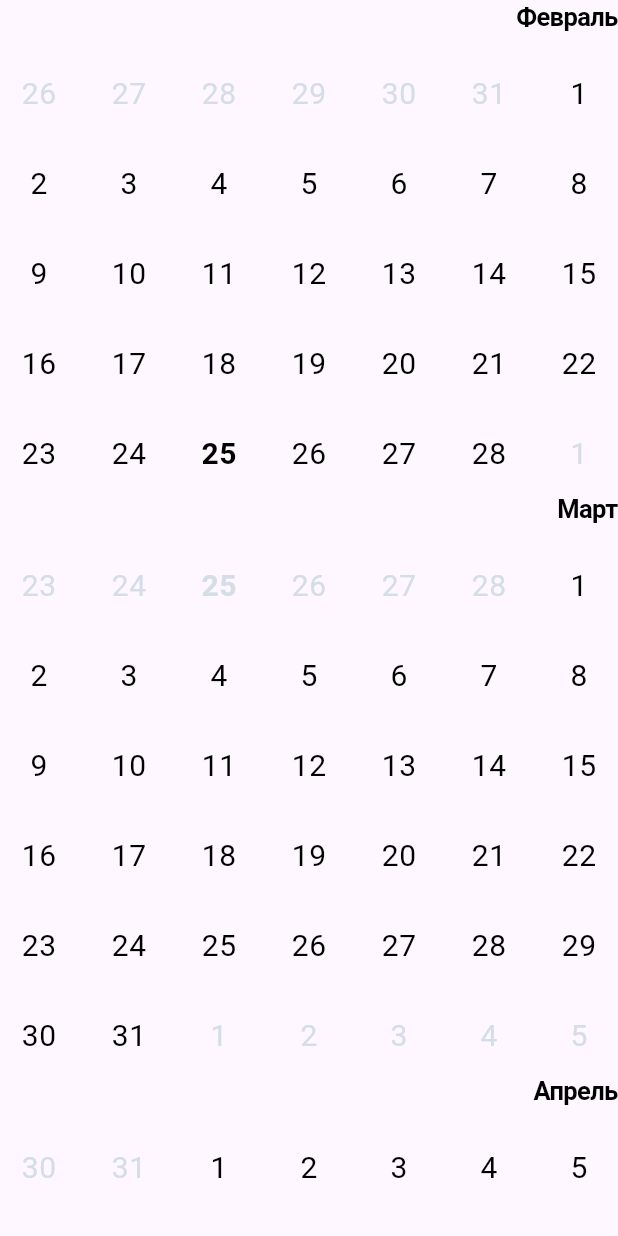
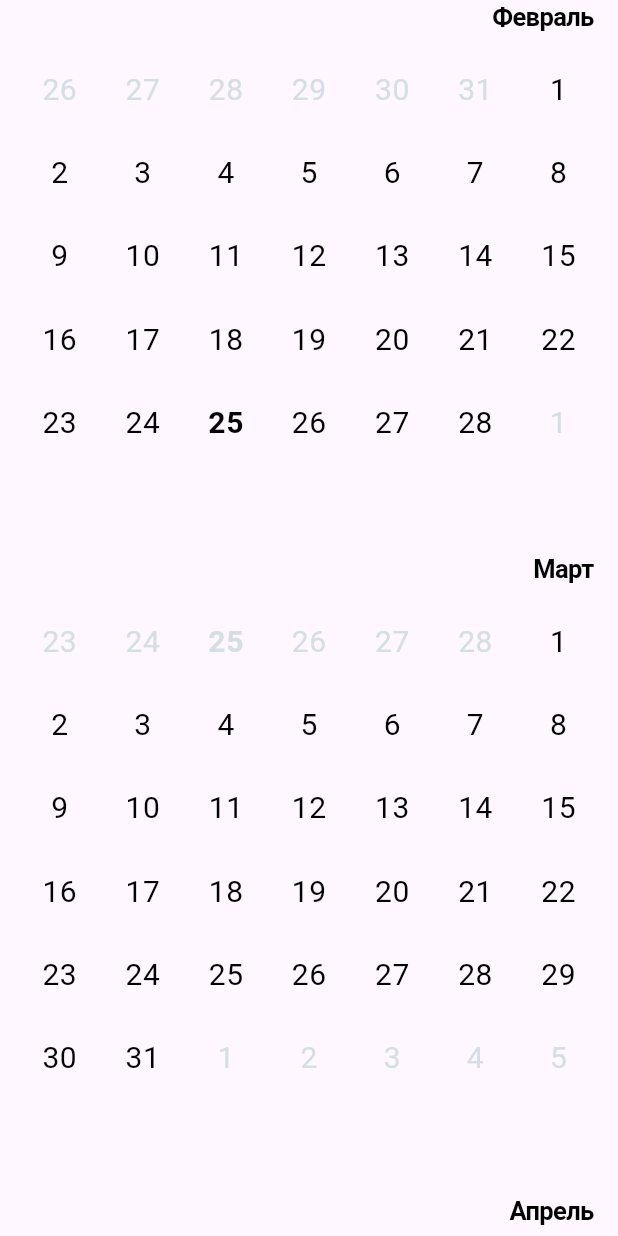
Before and after one commit to AppCraftTeam/appcraft-ui-calendar-flutter, a Flutter app: the screen it shows after launch, on a phone screen of 412 x 824 dp. Run offline on Flutter 3.47's test engine with Material 3 defaults, Android fonts, the phone set to English and light mode, and no system bars.

Commit message:
Add spacing and padding support to ACScrollView, track data source boundaries (0.0.16)
Co-Authored-By: Claude Opus 4.6 <noreply@anthropic.com>

```diff
--- a/example/lib/main.dart
+++ b/example/lib/main.dart
@@ -49,7 +49,7 @@ final class MainPage extends StatelessWidget {
     final now = DateTime.now();
 
     final range = ACDateRange(
-      min: DateTime(now.year - 100, 1, 1),
+      min: DateTime(now.year - 1, 1, 1),
       max: DateTime(now.year, 12, 31),
     );
 
@@ -59,77 +59,6 @@ final class MainPage extends StatelessWidget {
 
         ACVerticalCalendarWidget(range: range)
         // ACPagesCalendarWidget(range: range,)
-
-        // ACScrollView(
-        //   controller: ACScrollViewController(),
-        //   dataSource: ACDefaultScrollViewDataSource(
-        //     initialItem: 0,
-        //     onBefore: (item) => item > -20 ? item - 1 : null,
-        //     onAfter: (item) => item < 20 ? item + 1 : null,
-        //   ),
-        //   itemExtentBuilder: (item) => MediaQuery.of(context).size.width,
-        //   onVisibleItemChanged: (item) {
-        //     print('!!! $item');
-        //   },
-        //   physics: const BouncingScrollPhysics(),
-        //   scrollDirection: Axis.vertical,
-        //   itemBuilder: (context, item) => Container(
-        //     padding: const EdgeInsets.all(4),
-        //     height: MediaQuery.of(context).size.width,
-        //     child: Container(
-        //       color: Colors.red.withValues(alpha: .2),
-        //       child: Center(
-        //         child: Text(item.toString()),
-        //       ),
-        //     ),
-        //   ),
-        // )
-
-
-        // ACCalendarWidget.pages(
-        //   range: range,
-        // )
-
-        // ACVerticalCalendarWidget(
-        //   range: range,
-        //   initialMonth: DateTime.now(),
-        // )
-
-
-      //   Padding(
-      //     padding: const EdgeInsets.all(16),
-      //     child: Column(
-      //       spacing: 8,
-      //       children: [
-      //         ACCalendarCard(
-      //           range: range,
-      //           selectController: ACCalendarMultiSelectController(
-      //             // onChanged: (selected) {
-      //             //   print('!!! $selected');
-      //             // },
-      //           ),
-      //           // selectController: ACCalendarSingleSelectController(
-      //           //   onChanged: (selected) {
-      //           //     print('!!! $selected');
-      //           //   },
-      //           // ),
-      //           // selectController: ACCalendarRangeSelectController(
-      //             // onChanged: (selected) {
-      //             //   print('!!! $selected');
-      //             // },
-      //           // ),
-      //         ),
-
-      //         ElevatedButton(
-      //           onPressed: () => ACCalendarHorizontalSheet.show(
-      //             context,
-      //             range: range
-      //           ),
-      //           child: const Text('Show bottom sheet'),
-      //         )
-      //       ]
-      //     ),
-      //   )
       ),
     );
   }
--- a/example/lib/presentation/src/widgets/src/calendar/src/ac_vertical_calendar_widget.dart
+++ b/example/lib/presentation/src/widgets/src/calendar/src/ac_vertical_calendar_widget.dart
@@ -156,6 +156,8 @@ class _ACVerticalCalendarWidgetState extends State<ACVerticalCalendarWidget> {
         builder: (context, constraints) => ACScrollView<DateTime>(
           controller: _scrollViewController,
           dataSource: _scrollViewDataSource,
+          spacing: 40,
+          padding: const EdgeInsets.all(16),
           itemExtentBuilder: (monthDate) =>
             ACTitledMonthWidget.headerHeight +
             ACTitledMonthWidget.spacing +
--- a/example/lib/presentation/src/widgets/src/scroll_view/src/ac_scroll_view.dart
+++ b/example/lib/presentation/src/widgets/src/scroll_view/src/ac_scroll_view.dart
@@ -11,6 +11,7 @@ class ACScrollView<T> extends StatefulWidget {
     required this.itemBuilder,
     this.onVisibleItemChanged,
     this.padding,
+    this.spacing = 0,
     this.physics,
     this.scrollDirection,
     super.key,
@@ -31,6 +32,7 @@ class ACScrollView<T> extends StatefulWidget {
   final void Function(T item)? onVisibleItemChanged;
 
   final EdgeInsetsGeometry? padding;
+  final double spacing;
   final ScrollPhysics? physics;
   final Axis? scrollDirection;
 
@@ -40,6 +42,9 @@ class ACScrollView<T> extends StatefulWidget {
 
 class _ACScrollViewState<T> extends State<ACScrollView<T>> {
   final _centerKey = GlobalKey();
+
+  Axis get _scrollDirection => widget.scrollDirection ?? Axis.vertical;
+  bool get _isVertical => _scrollDirection == Axis.vertical;
 
   @override
   void initState() {
@@ -79,6 +84,7 @@ class _ACScrollViewState<T> extends State<ACScrollView<T>> {
     widget.controller.attachDataSource(
       widget.dataSource,
       itemExtentBuilder: widget.itemExtentBuilder,
+      spacing: widget.spacing,
       onVisibleItemChanged: widget.onVisibleItemChanged,
     );
 
@@ -87,33 +93,96 @@ class _ACScrollViewState<T> extends State<ACScrollView<T>> {
     setState(() {});
   }
 
+  Widget _buildItem(T item, {bool skipSpacing = false}) {
+    final child = widget.itemBuilder(context, item);
+    if (widget.spacing <= 0 || skipSpacing) return child;
+
+    return Padding(
+      padding: _isVertical
+          ? EdgeInsets.only(bottom: widget.spacing)
+          : EdgeInsetsDirectional.only(end: widget.spacing),
+      child: child,
+    );
+  }
+
   @override
-  Widget build(BuildContext context) =>
-    CustomScrollView(
+  Widget build(BuildContext context) {
+    final padding = widget.padding?.resolve(Directionality.of(context)) ??
+      EdgeInsets.zero;
+
+    final crossAxis = _isVertical ?
+      EdgeInsets.only(
+        left: padding.left,
+        right: padding.right
+      ) :
+      EdgeInsets.only(
+        top: padding.top,
+        bottom: padding.bottom
+      );
+
+    final beforePadding = crossAxis + (_isVertical ?
+      EdgeInsets.only(
+        top: padding.top
+      ) :
+      EdgeInsets.only(
+        left: padding.left
+      )
+    );
+
+    final afterPadding = crossAxis + (_isVertical ?
+      EdgeInsets.only(
+        bottom: padding.bottom
+      ) :
+      EdgeInsets.only(
+        right: padding.right
+      )
+    );
+
+    final beforeSliver = SliverList(
+      delegate: SliverChildBuilderDelegate(
+        (context, index) {
+          if (index >= widget.dataSource.beforeItems.length) return null;
+          final isLast = index == widget.dataSource.beforeItems.length - 1;
+          return _buildItem(
+            widget.dataSource.beforeItems[index],
+            skipSpacing: isLast && widget.dataSource.reachedEndBefore,
+          );
+        },
+        childCount: widget.dataSource.beforeItems.length,
+      ),
+    );
+
+    final afterSliver = SliverList(
+      delegate: SliverChildBuilderDelegate(
+        (context, index) {
+          if (index >= widget.dataSource.afterItems.length) return null;
+          final isLast = index == widget.dataSource.afterItems.length - 1;
+          return _buildItem(
+            widget.dataSource.afterItems[index],
+            skipSpacing: isLast && widget.dataSource.reachedEndAfter,
+          );
+        },
+        childCount: widget.dataSource.afterItems.length,
+      ),
+    );
+
+    return CustomScrollView(
       physics: widget.physics,
-      scrollDirection: widget.scrollDirection ?? Axis.vertical,
+      scrollDirection: _scrollDirection,
       controller: widget.controller,
       center: _centerKey,
       slivers: [
-        SliverList(
-          delegate: SliverChildBuilderDelegate(
-            (context, index) {
-              if (index >= widget.dataSource.beforeItems.length) return null;
-              return widget.itemBuilder(context, widget.dataSource.beforeItems[index]);
-            },
-            childCount: widget.dataSource.beforeItems.length,
-          ),
+        SliverPadding(
+          padding: beforePadding,
+          sliver: beforeSliver,
         ),
-        SliverList(
+
+        SliverPadding(
           key: _centerKey,
-          delegate: SliverChildBuilderDelegate(
-            (context, index) {
-              if (index >= widget.dataSource.afterItems.length) return null;
-              return widget.itemBuilder(context, widget.dataSource.afterItems[index]);
-            },
-            childCount: widget.dataSource.afterItems.length,
-          ),
+          padding: afterPadding,
+          sliver: afterSliver,
         ),
       ],
     );
+  }
 }
--- a/example/lib/presentation/src/widgets/src/scroll_view/src/ac_scroll_view_data_source.dart
+++ b/example/lib/presentation/src/widgets/src/scroll_view/src/ac_scroll_view_data_source.dart
@@ -15,6 +15,12 @@ abstract class ACScrollViewDataSource<T> extends ChangeNotifier {
 
   /// Доступен ли следующий элемент от текущего.
   bool get shouldAfter;
+
+  /// Достигнут ли край данных в направлении «назад».
+  bool get reachedEndBefore;
+
+  /// Достигнут ли край данных в направлении «вперёд».
+  bool get reachedEndAfter;
 
   /// Инициализирует (или переинициализирует) данные с центральным элементом.
   void initialize([T? centerItem]);
@@ -68,6 +74,8 @@ class ACDefaultScrollViewDataSource<T> extends ACScrollViewDataSource<T> {
   final List<T> _beforeItems = [];
   final List<T> _afterItems = [];
   int _currentIndex = 0;
+  bool _reachedEndBefore = false;
+  bool _reachedEndAfter = false;
 
   @override
   List<T> get beforeItems => _beforeItems;
@@ -90,6 +98,12 @@ class ACDefaultScrollViewDataSource<T> extends ACScrollViewDataSource<T> {
   }
 
   @override
+  bool get reachedEndBefore => _reachedEndBefore;
+
+  @override
+  bool get reachedEndAfter => _reachedEndAfter;
+
+  @override
   bool get shouldBefore {
     final item = currentItem;
     return item != null && onBefore(item) != null;
@@ -109,13 +123,15 @@ class ACDefaultScrollViewDataSource<T> extends ACScrollViewDataSource<T> {
     _beforeItems.clear();
     _afterItems.clear();
     _currentIndex = 0;
+    _reachedEndBefore = false;
+    _reachedEndAfter = false;
 
     _afterItems.add(center);
 
     var current = center;
     for (var i = 0; i < preloadCount; i++) {
       final before = onBefore(current);
-      if (before == null) break;
+      if (before == null) { _reachedEndBefore = true; break; }
       _beforeItems.add(before);
       current = before;
     }
@@ -123,7 +139,7 @@ class ACDefaultScrollViewDataSource<T> extends ACScrollViewDataSource<T> {
     current = center;
     for (var i = 0; i < preloadCount; i++) {
       final after = onAfter(current);
-      if (after == null) break;
+      if (after == null) { _reachedEndAfter = true; break; }
       _afterItems.add(after);
       current = after;
     }
@@ -179,12 +195,12 @@ class ACDefaultScrollViewDataSource<T> extends ACScrollViewDataSource<T> {
   }
 
   void _loadMoreBefore() {
-    if (_beforeItems.isEmpty) return;
+    if (_beforeItems.isEmpty || _reachedEndBefore) return;
     final newItems = <T>[];
     var current = _beforeItems.last;
     for (var i = 0; i < preloadCount; i++) {
       final before = onBefore(current);
-      if (before == null) break;
+      if (before == null) { _reachedEndBefore = true; break; }
       newItems.add(before);
       current = before;
     }
@@ -195,12 +211,12 @@ class ACDefaultScrollViewDataSource<T> extends ACScrollViewDataSource<T> {
   }
 
   void _loadMoreAfter() {
-    if (_afterItems.isEmpty) return;
+    if (_afterItems.isEmpty || _reachedEndAfter) return;
     final newItems = <T>[];
     var current = _afterItems.last;
     for (var i = 0; i < preloadCount; i++) {
       final after = onAfter(current);
-      if (after == null) break;
+      if (after == null) { _reachedEndAfter = true; break; }
       newItems.add(after);
       current = after;
     }
```
Also changed, not shown: example/lib/presentation/src/widgets/src/scroll_view/src/ac_scroll_view_controller.dart (+19 -5 lines), 2 other files.
